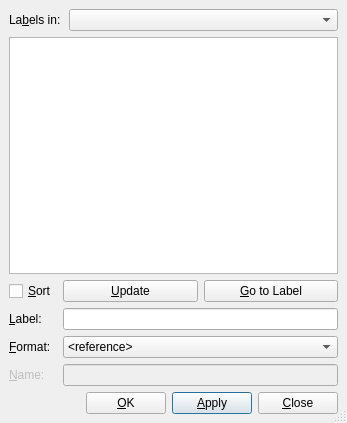
Old version of the form src/frontends/qt4/ui/RefUi.ui in the repository cburschka/lyx.
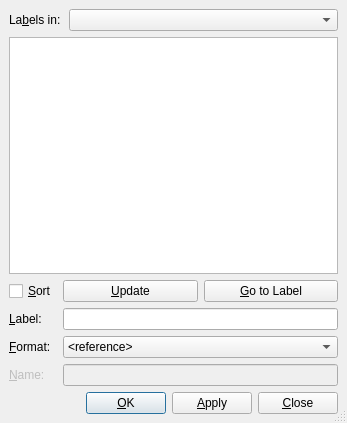
New version of the form.

Commit message:
branch: Fix bug 4441. GuiRef: Ok button must be default.
See also:
http://www.lyx.org/trac/changeset/28784
http://www.lyx.org/trac/changeset/28726
http://bugzilla.lyx.org/show_bug.cgi?id=5695

```diff
--- a/src/frontends/qt4/ui/RefUi.ui
+++ b/src/frontends/qt4/ui/RefUi.ui
@@ -76,6 +76,9 @@
        <property name="text" >
         <string>&amp;OK</string>
        </property>
+       <property name="autoDefault">
+        <bool>true</bool>
+       </property>
        <property name="default" >
         <bool>true</bool>
        </property>
@@ -86,8 +89,11 @@
        <property name="text" >
         <string>&amp;Apply</string>
        </property>
-       <property name="default" >
-        <bool>true</bool>
+       <property name="autoDefault" >
+        <bool>false</bool>
+       </property>
+       <property name="default">
+        <bool>false</bool>
        </property>
       </widget>
      </item>
```
Left out of the diff: 3 changed lines with no effect on the pictures.
